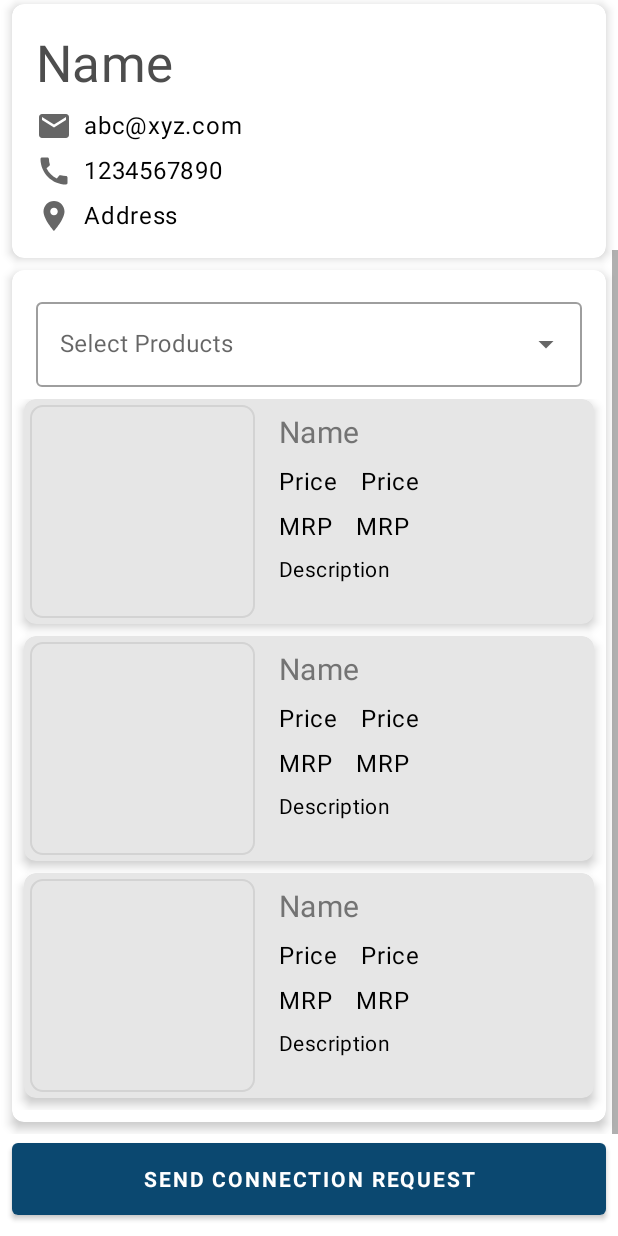
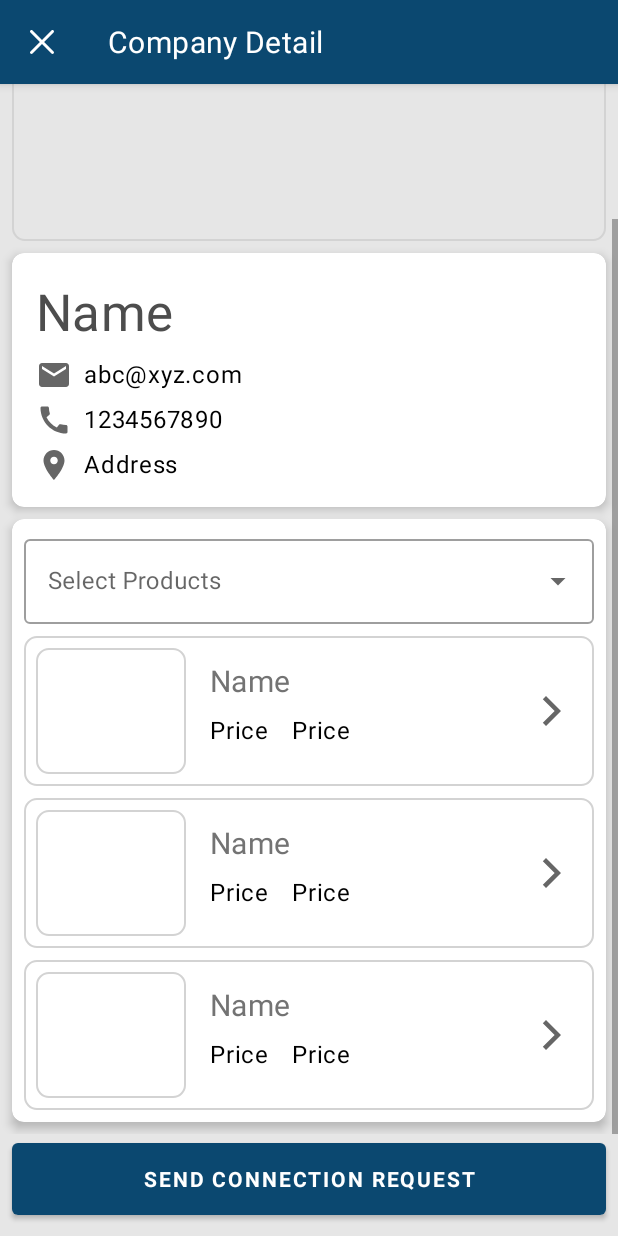
Before and after one commit to meetkparmar/TrecoX-app, an Android app: the layout activity_company_detail.xml on its own in the app's theme, with its tools: preview values and no code run, on a phone screen of 412 x 824 dp. Run offline under Robolectric (Android 15) with nearby library versions, the light colour scheme and no system bars; Roboto replaces fonts that are not available here.

Commit message:
Add upto product display

```diff
--- a/app/src/main/AndroidManifest.xml
+++ b/app/src/main/AndroidManifest.xml
@@ -14,7 +14,10 @@
         android:roundIcon="@mipmap/ic_launcher_round"
         android:supportsRtl="true"
         android:theme="@style/Theme.TrecoX">
-        <activity android:name=".ui.CompanyDetailActivity"></activity>
+        <activity android:name=".ui.ProductOrderActivity"
+            android:theme="@style/Widget.App.NoActionBar" />
+        <activity android:name=".ui.CompanyDetailActivity"
+            android:theme="@style/Widget.App.NoActionBar"/>
         <activity android:name=".ui.LoginActivity" />
         <activity android:name=".ui.OtpVerificationActivity" />
         <activity
--- a/app/src/main/java/com/bebetterprogrammer/trecox/Constant.kt
+++ b/app/src/main/java/com/bebetterprogrammer/trecox/Constant.kt
@@ -3,4 +3,5 @@ package com.bebetterprogrammer.trecox
 object Constant {
 
     const val COMPANY = "company"
+    const val PRODUCT_DETAIL = "product_details"
 }
--- a/app/src/main/java/com/bebetterprogrammer/trecox/adapter/CompanyDetailsViewHolder.kt
+++ b/app/src/main/java/com/bebetterprogrammer/trecox/adapter/CompanyDetailsViewHolder.kt
@@ -12,7 +12,6 @@ import com.bebetterprogrammer.trecox.models.Company
 class CompanyDetailsViewHolder(val view: View) : RecyclerView.ViewHolder(view) {
 
     private val name = view.findViewById<TextView>(R.id.tv_name)
-    private var transaction: Company? = null
 
     fun bind(company: Company, position: Int, itemClickedListener: ItemClicked) {
         name.text = company.displayName
--- a/app/src/main/java/com/bebetterprogrammer/trecox/ui/UserInfoFragment.kt
+++ b/app/src/main/java/com/bebetterprogrammer/trecox/ui/UserInfoFragment.kt
@@ -19,7 +19,6 @@ import androidx.fragment.app.Fragment
 import com.bebetterprogrammer.trecox.*
 import com.google.android.material.bottomsheet.BottomSheetDialog
 import com.google.firebase.database.FirebaseDatabase
-import com.google.firebase.database.ValueEventListener
 import com.google.firebase.storage.FirebaseStorage
 import com.google.firebase.storage.StorageReference
 import com.squareup.picasso.Picasso
--- /dev/null
+++ b/app/src/main/res/drawable/ic_cross_white.xml
@@ -0,0 +1,9 @@
+<vector xmlns:android="http://schemas.android.com/apk/res/android"
+    android:width="24dp"
+    android:height="24dp"
+    android:viewportWidth="24"
+    android:viewportHeight="24">
+    <path
+        android:fillColor="@color/white"
+        android:pathData="M10.5858,12L4.2929,5.7071C3.9024,5.3166 3.9024,4.6834 4.2929,4.2929C4.6834,3.9024 5.3166,3.9024 5.7071,4.2929L12,10.5858L18.2929,4.2929C18.6834,3.9024 19.3166,3.9024 19.7071,4.2929C20.0976,4.6834 20.0976,5.3166 19.7071,5.7071L13.4142,12L19.7071,18.2929C20.0976,18.6834 20.0976,19.3166 19.7071,19.7071C19.3166,20.0976 18.6834,20.0976 18.2929,19.7071L12,13.4142L5.7071,19.7071C5.3166,20.0976 4.6834,20.0976 4.2929,19.7071C3.9024,19.3166 3.9024,18.6834 4.2929,18.2929L10.5858,12Z" />
+</vector>
--- a/app/src/main/res/layout/activity_company_detail.xml
+++ b/app/src/main/res/layout/activity_company_detail.xml
@@ -4,13 +4,32 @@
     xmlns:tools="http://schemas.android.com/tools"
     android:layout_width="match_parent"
     android:layout_height="match_parent"
+    android:background="@color/grey_90"
+    android:theme="@style/Theme.TrecoX"
     tools:context=".ui.CompanyDetailActivity">
+
+    <com.google.android.material.appbar.AppBarLayout
+        android:id="@+id/app_bar_layout"
+        style="@style/Widget.MaterialComponents.Toolbar.Primary"
+        android:layout_width="match_parent"
+        android:layout_height="wrap_content"
+        app:layout_constraintTop_toTopOf="parent">
+
+        <com.google.android.material.appbar.MaterialToolbar
+            android:id="@+id/toolbar"
+            android:layout_width="match_parent"
+            android:layout_height="?attr/actionBarSize"
+            app:navigationIcon="@drawable/ic_cross_white"
+            app:title="@string/company_detail"
+            app:titleTextColor="@color/white" />
+
+    </com.google.android.material.appbar.AppBarLayout>
 
     <ScrollView
         android:layout_width="match_parent"
         android:layout_height="0dp"
         app:layout_constraintBottom_toTopOf="@id/btn_connection"
-        app:layout_constraintTop_toTopOf="parent">
+        app:layout_constraintTop_toBottomOf="@id/app_bar_layout">
 
         <androidx.constraintlayout.widget.ConstraintLayout
             android:layout_width="match_parent"
@@ -136,7 +155,9 @@
                         style="@style/Widget.MaterialComponents.TextInputLayout.OutlinedBox.ExposedDropdownMenu"
                         android:layout_width="match_parent"
                         android:layout_height="wrap_content"
-                        android:layout_margin="@dimen/margin_16dp"
+                        android:layout_marginStart="@dimen/margin_8dp"
+                        android:layout_marginTop="@dimen/margin_8dp"
+                        android:layout_marginEnd="@dimen/margin_8dp"
                         app:layout_constraintEnd_toEndOf="parent"
                         app:layout_constraintStart_toStartOf="parent"
                         app:layout_constraintTop_toTopOf="parent">
@@ -156,11 +177,22 @@
                         android:id="@+id/rv_products"
                         android:layout_width="match_parent"
                         android:layout_height="wrap_content"
-                        android:layout_marginTop="@dimen/margin_8dp"
                         android:layout_marginBottom="@dimen/margin_8dp"
                         app:layout_constraintBottom_toBottomOf="parent"
                         app:layout_constraintTop_toBottomOf="@+id/product_layout"
                         tools:listitem="@layout/product_details_item" />
+
+                    <TextView
+                        android:id="@+id/tv_empty_list"
+                        android:layout_width="wrap_content"
+                        android:layout_height="wrap_content"
+                        android:layout_margin="@dimen/margin_16dp"
+                        android:text="@string/empty_product_list"
+                        android:visibility="gone"
+                        app:layout_constraintBottom_toBottomOf="parent"
+                        app:layout_constraintEnd_toEndOf="parent"
+                        app:layout_constraintStart_toStartOf="parent"
+                        app:layout_constraintTop_toTopOf="parent" />
 
                 </androidx.constraintlayout.widget.ConstraintLayout>
             </com.google.android.material.card.MaterialCardView>
--- a/app/src/main/res/layout/company_details_item.xml
+++ b/app/src/main/res/layout/company_details_item.xml
@@ -3,7 +3,9 @@
     xmlns:app="http://schemas.android.com/apk/res-auto"
     android:layout_width="match_parent"
     android:layout_height="wrap_content"
-    android:layout_margin="8dp"
+    android:layout_marginTop="8dp"
+    android:layout_marginStart="@dimen/margin_8dp"
+    android:layout_marginEnd="@dimen/margin_8dp"
     android:elevation="8dp"
     app:cardCornerRadius="8dp">
 
--- a/app/src/main/res/layout/fragment_home.xml
+++ b/app/src/main/res/layout/fragment_home.xml
@@ -5,7 +5,8 @@
     xmlns:tools="http://schemas.android.com/tools"
     android:layout_width="match_parent"
     android:layout_height="match_parent"
-    android:id="@+id/fragment_home">
+    android:id="@+id/fragment_home"
+    android:background="@color/grey_90">
 
     <TextView
         android:id="@+id/tv_empty_list"
--- a/app/src/main/res/layout/fragment_order_list.xml
+++ b/app/src/main/res/layout/fragment_order_list.xml
@@ -4,6 +4,7 @@
     xmlns:tools="http://schemas.android.com/tools"
     android:layout_width="match_parent"
     android:layout_height="match_parent"
-    tools:context=".ui.OrederListFragment">
+    tools:context=".ui.OrederListFragment"
+    android:background="@color/grey_90">
 
 </androidx.constraintlayout.widget.ConstraintLayout>
--- a/app/src/main/res/layout/product_details_item.xml
+++ b/app/src/main/res/layout/product_details_item.xml
@@ -1,24 +1,19 @@
 <?xml version="1.0" encoding="utf-8"?>
-<com.google.android.material.card.MaterialCardView xmlns:android="http://schemas.android.com/apk/res/android"
+<androidx.constraintlayout.widget.ConstraintLayout xmlns:android="http://schemas.android.com/apk/res/android"
     xmlns:app="http://schemas.android.com/apk/res-auto"
     android:layout_width="match_parent"
-    android:layout_height="150dp"
+    android:layout_height="100dp"
     android:layout_marginStart="@dimen/margin_8dp"
     android:layout_marginEnd="@dimen/margin_8dp"
-    android:layout_marginBottom="@dimen/margin_8dp"
-    android:backgroundTint="@color/grey_90"
-    app:cardCornerRadius="@dimen/corner_radius_8dp"
-    app:cardElevation="@dimen/elevations_4dp">
-
-    <androidx.constraintlayout.widget.ConstraintLayout
-        android:layout_width="match_parent"
-        android:layout_height="match_parent">
+    android:layout_marginTop="@dimen/margin_8dp"
+    android:background="@drawable/bg_rounded_border">
 
         <ImageView
             android:id="@+id/product_image"
-            android:layout_width="150dp"
+            android:layout_width="100dp"
             android:layout_height="match_parent"
-            android:layout_margin="@dimen/margin_4dp"
+            android:layout_margin="@dimen/margin_8dp"
+            android:scaleType="centerCrop"
             android:background="@drawable/bg_rounded_border"
             app:layout_constraintBottom_toBottomOf="parent"
             app:layout_constraintStart_toStartOf="parent"
@@ -30,7 +25,7 @@
             android:layout_width="wrap_content"
             android:layout_height="wrap_content"
             android:layout_marginStart="@dimen/margin_16dp"
-            android:layout_marginTop="@dimen/margin_8dp"
+            android:layout_marginTop="@dimen/margin_16dp"
             android:text="@string/name"
             app:layout_constraintStart_toEndOf="@id/product_image"
             app:layout_constraintTop_toTopOf="parent" />
@@ -57,39 +52,46 @@
             app:layout_constraintStart_toEndOf="@id/price"
             app:layout_constraintTop_toBottomOf="@id/tv_product_name" />
 
-        <TextView
-            android:id="@+id/mrp"
-            style="@style/Widget.App.TextAppearance.Body1"
+        <ImageView
             android:layout_width="wrap_content"
             android:layout_height="wrap_content"
-            android:layout_marginStart="@dimen/margin_16dp"
-            android:layout_marginTop="@dimen/margin_8dp"
-            android:text="@string/mrp"
-            app:layout_constraintStart_toEndOf="@id/product_image"
-            app:layout_constraintTop_toBottomOf="@id/price" />
+            app:layout_constraintTop_toTopOf="parent"
+            app:layout_constraintBottom_toBottomOf="parent"
+            app:layout_constraintEnd_toEndOf="parent"
+            android:src="@drawable/ic_baseline_arrow_forward_ios_24"
+            android:layout_marginEnd="@dimen/margin_16dp"/>
 
-        <TextView
-            android:id="@+id/tv_mrp"
-            style="@style/Widget.App.TextAppearance.Body1"
-            android:layout_width="wrap_content"
-            android:layout_height="wrap_content"
-            android:layout_marginStart="@dimen/margin_16dp"
-            android:layout_marginTop="@dimen/margin_8dp"
-            android:text="@string/mrp"
-            app:layout_constraintStart_toEndOf="@id/mrp"
-            app:layout_constraintTop_toBottomOf="@id/price" />
+<!--        <TextView-->
+<!--            android:id="@+id/mrp"-->
+<!--            style="@style/Widget.App.TextAppearance.Body1"-->
+<!--            android:layout_width="wrap_content"-->
+<!--            android:layout_height="wrap_content"-->
+<!--            android:layout_marginStart="@dimen/margin_16dp"-->
+<!--            android:layout_marginTop="@dimen/margin_8dp"-->
+<!--            android:text="@string/mrp"-->
+<!--            app:layout_constraintStart_toEndOf="@id/product_image"-->
+<!--            app:layout_constraintTop_toBottomOf="@id/price" />-->
 
-        <TextView
-            style="@style/Widget.App.TextAppearance.Body2"
-            android:layout_width="wrap_content"
-            android:layout_height="wrap_content"
-            android:layout_marginStart="@dimen/margin_16dp"
-            android:layout_marginTop="@dimen/margin_8dp"
-            android:maxLines="1"
-            android:text="@string/vp_description"
-            app:layout_constraintStart_toEndOf="@id/product_image"
-            app:layout_constraintTop_toBottomOf="@id/mrp" />
+<!--        <TextView-->
+<!--            android:id="@+id/tv_mrp"-->
+<!--            style="@style/Widget.App.TextAppearance.Body1"-->
+<!--            android:layout_width="wrap_content"-->
+<!--            android:layout_height="wrap_content"-->
+<!--            android:layout_marginStart="@dimen/margin_16dp"-->
+<!--            android:layout_marginTop="@dimen/margin_8dp"-->
+<!--            android:text="@string/mrp"-->
+<!--            app:layout_constraintStart_toEndOf="@id/mrp"-->
+<!--            app:layout_constraintTop_toBottomOf="@id/price" />-->
 
-    </androidx.constraintlayout.widget.ConstraintLayout>
+<!--        <TextView-->
+<!--            style="@style/Widget.App.TextAppearance.Body2"-->
+<!--            android:layout_width="wrap_content"-->
+<!--            android:layout_height="wrap_content"-->
+<!--            android:layout_marginStart="@dimen/margin_16dp"-->
+<!--            android:layout_marginTop="@dimen/margin_8dp"-->
+<!--            android:maxLines="1"-->
+<!--            android:text="@string/vp_description"-->
+<!--            app:layout_constraintStart_toEndOf="@id/product_image"-->
+<!--            app:layout_constraintTop_toBottomOf="@id/mrp" />-->
 
-</com.google.android.material.card.MaterialCardView>
+</androidx.constraintlayout.widget.ConstraintLayout>
--- a/app/src/main/res/values/strings.xml
+++ b/app/src/main/res/values/strings.xml
@@ -20,7 +20,7 @@
 
     <string name="title_home">Home</string>
     <string name="title_order_list">Order List</string>
-    <string name="title_info">Info</string>
+    <string name="title_info">User Info</string>
 
     <string name="empty_company_list">Empty Company List</string>
     <string name="name">Name</string>
@@ -48,6 +48,9 @@
     <string name="rejected">Rejected</string>
     <string name="price">Price</string>
     <string name="mrp">MRP</string>
+    <string name="empty_product_list">Empty Product List</string>
+    <string name="company_detail">Company Detail</string>
+    <string name="product_detail">Product Detail</string>
 
     //Errors
     <string name="something_wrong_error">Something went wrong.\n Try again.</string>
--- a/app/src/main/res/values/styles.xml
+++ b/app/src/main/res/values/styles.xml
@@ -12,6 +12,9 @@
         <item name="windowNoTitle">true</item>
         <item name="colorPrimary">@color/colorPrimary</item>
         <item name="colorPrimaryDark">@color/colorPrimary</item>
+    </style>
+
+    <style name="Widget.App.Material.ToolBar.Colored" parent="Widget.MaterialComponents.Toolbar.Primary">
     </style>
 
     <!--    Button-->
--- a/app/src/main/res/values/themes.xml
+++ b/app/src/main/res/values/themes.xml
@@ -16,6 +16,7 @@
         <item name="materialCardViewStyle">@style/Widget.App.Material.CardView</item>
         <item name="checkboxStyle">@style/Widget.App.Material.Checkbox</item>
         <item name="textInputStyle">@style/Widget.App.Material.TextInputLayout</item>
+        <item name="toolbarStyle">@style/Widget.App.Material.ToolBar.Colored</item>
         <!--Typography-->
         <item name="textAppearanceHeadline1">@style/Widget.App.TextAppearance.HeadLine1</item>
         <item name="textAppearanceHeadline2">@style/Widget.App.TextAppearance.HeadLine2</item>
```
Also changed, not shown: app/src/main/java/com/bebetterprogrammer/trecox/adapter/ProductDetailsAdapter.kt (added, +27 -0 lines), app/src/main/java/com/bebetterprogrammer/trecox/adapter/ProductDetailsViewHolder.kt (added, +37 -0 lines), app/src/main/java/com/bebetterprogrammer/trecox/models/ProductDetail.kt (+13 -1 lines), app/src/main/java/com/bebetterprogrammer/trecox/ui/CompanyDetailActivity.kt (+69 -4 lines), app/src/main/java/com/bebetterprogrammer/trecox/ui/ProductOrderActivity.kt (added, +26 -0 lines), app/src/main/res/layout/activity_product_order.xml (added, +27 -0 lines), app/src/main/res/layout/fragment_user_info.xml (+13 -15 lines).
